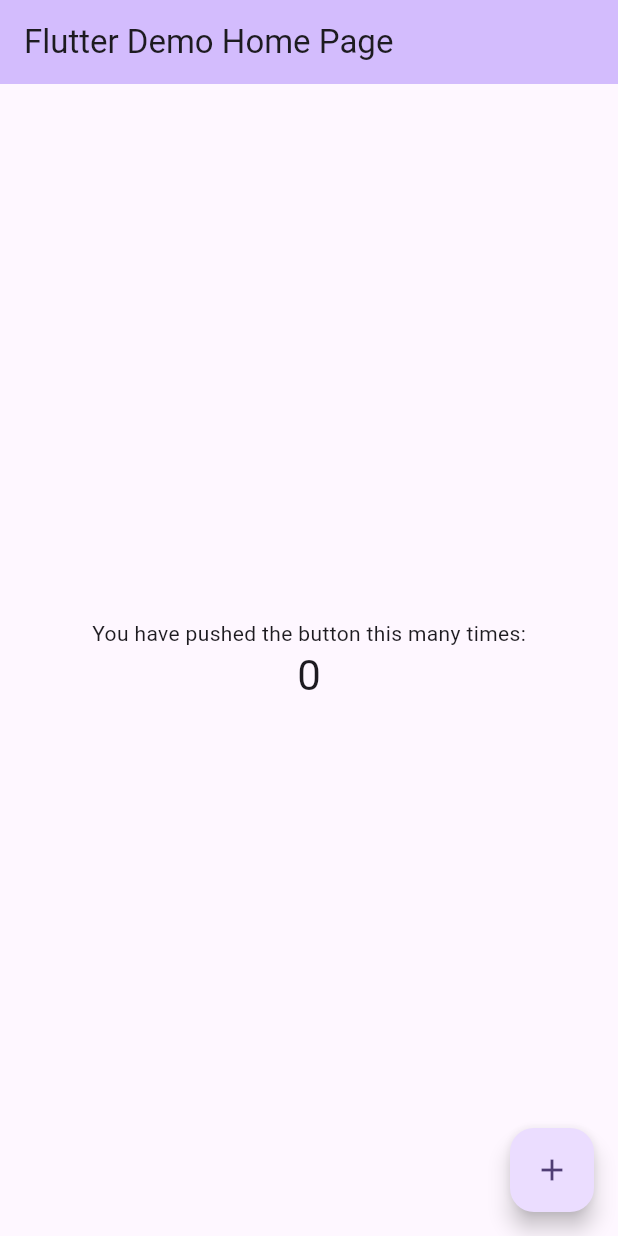
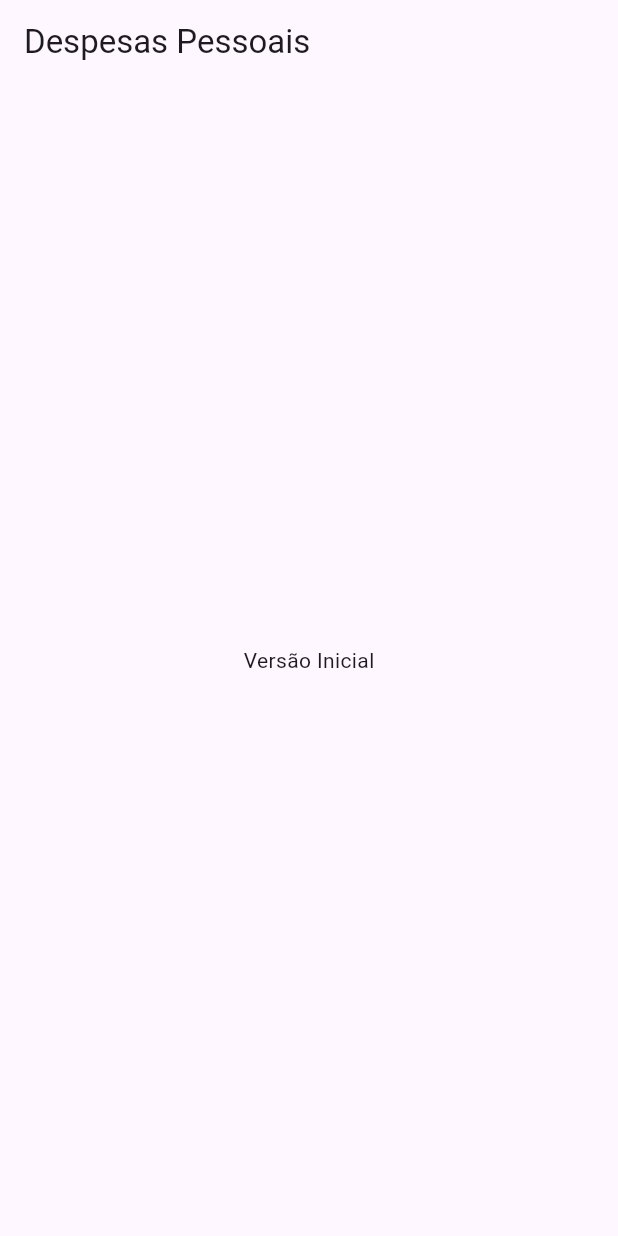
Before and after one commit to alexandreccarmo/despesas_pessoais_flutter, a Flutter app: the screen it shows after launch, on a phone screen of 412 x 824 dp. Run offline on Flutter 3.47's test engine with Material 3 defaults, Android fonts, the light colour scheme and no system bars.

Commit message:
criado a estrutura inicial

```diff
--- a/expenses_flutter/lib/main.dart
+++ b/expenses_flutter/lib/main.dart
@@ -1,125 +1,31 @@
 import 'package:flutter/material.dart';
 
-void main() {
-  runApp(const MyApp());
-}
+main() => runApp(const ExpensesApp());
 
-class MyApp extends StatelessWidget {
-  const MyApp({super.key});
+class ExpensesApp extends StatelessWidget {
+  const ExpensesApp({super.key});
 
-  // This widget is the root of your application.
   @override
-  Widget build(BuildContext context) {
-    return MaterialApp(
-      title: 'Flutter Demo',
-      theme: ThemeData(
-        // This is the theme of your application.
-        //
-        // TRY THIS: Try running your application with "flutter run". You'll see
-        // the application has a purple toolbar. Then, without quitting the app,
-        // try changing the seedColor in the colorScheme below to Colors.green
-        // and then invoke "hot reload" (save your changes or press the "hot
-        // reload" button in a Flutter-supported IDE, or press "r" if you used
-        // the command line to start the app).
-        //
-        // Notice that the counter didn't reset back to zero; the application
-        // state is not lost during the reload. To reset the state, use hot
-        // restart instead.
-        //
-        // This works for code too, not just values: Most code changes can be
-        // tested with just a hot reload.
-        colorScheme: ColorScheme.fromSeed(seedColor: Colors.deepPurple),
-        useMaterial3: true,
-      ),
-      home: const MyHomePage(title: 'Flutter Demo Home Page'),
+  Widget build(BuildContext context){
+    return const MaterialApp (
+      home: MyHomePage()
     );
   }
 }
 
-class MyHomePage extends StatefulWidget {
-  const MyHomePage({super.key, required this.title});
-
-  // This widget is the home page of your application. It is stateful, meaning
-  // that it has a State object (defined below) that contains fields that affect
-  // how it looks.
-
-  // This class is the configuration for the state. It holds the values (in this
-  // case the title) provided by the parent (in this case the App widget) and
-  // used by the build method of the State. Fields in a Widget subclass are
-  // always marked "final".
-
-  final String title;
+class MyHomePage extends StatelessWidget {
+  const MyHomePage({super.key});
 
   @override
-  State<MyHomePage> createState() => _MyHomePageState();
-}
-
-class _MyHomePageState extends State<MyHomePage> {
-  int _counter = 0;
-
-  void _incrementCounter() {
-    setState(() {
-      // This call to setState tells the Flutter framework that something has
-      // changed in this State, which causes it to rerun the build method below
-      // so that the display can reflect the updated values. If we changed
-      // _counter without calling setState(), then the build method would not be
-      // called again, and so nothing would appear to happen.
-      _counter++;
-    });
+  Widget build(BuildContext context){
+    return Scaffold(
+      appBar: AppBar(
+        title: const Text('Despesas Pessoais'),
+      ),
+      body: const Center(
+        child: Text('Versão Inicial'),
+      ),
+    );
   }
 
-  @override
-  Widget build(BuildContext context) {
-    // This method is rerun every time setState is called, for instance as done
-    // by the _incrementCounter method above.
-    //
-    // The Flutter framework has been optimized to make rerunning build methods
-    // fast, so that you can just rebuild anything that needs updating rather
-    // than having to individually change instances of widgets.
-    return Scaffold(
-      appBar: AppBar(
-        // TRY THIS: Try changing the color here to a specific color (to
-        // Colors.amber, perhaps?) and trigger a hot reload to see the AppBar
-        // change color while the other colors stay the same.
-        backgroundColor: Theme.of(context).colorScheme.inversePrimary,
-        // Here we take the value from the MyHomePage object that was created by
-        // the App.build method, and use it to set our appbar title.
-        title: Text(widget.title),
-      ),
-      body: Center(
-        // Center is a layout widget. It takes a single child and positions it
-        // in the middle of the parent.
-        child: Column(
-          // Column is also a layout widget. It takes a list of children and
-          // arranges them vertically. By default, it sizes itself to fit its
-          // children horizontally, and tries to be as tall as its parent.
-          //
-          // Column has various properties to control how it sizes itself and
-          // how it positions its children. Here we use mainAxisAlignment to
-          // center the children vertically; the main axis here is the vertical
-          // axis because Columns are vertical (the cross axis would be
-          // horizontal).
-          //
-          // TRY THIS: Invoke "debug painting" (choose the "Toggle Debug Paint"
-          // action in the IDE, or press "p" in the console), to see the
-          // wireframe for each widget.
-          mainAxisAlignment: MainAxisAlignment.center,
-          children: <Widget>[
-            const Text(
-              'You have pushed the button this many times:',
-            ),
-            Text(
-              '$_counter',
-              style: Theme.of(context).textTheme.headlineMedium,
-            ),
-          ],
-        ),
-      ),
-      floatingActionButton: FloatingActionButton(
-        onPressed: _incrementCounter,
-        tooltip: 'Increment',
-        child: const Icon(Icons.add),
-      ), // This trailing comma makes auto-formatting nicer for build methods.
-    );
-  }
 }
```
